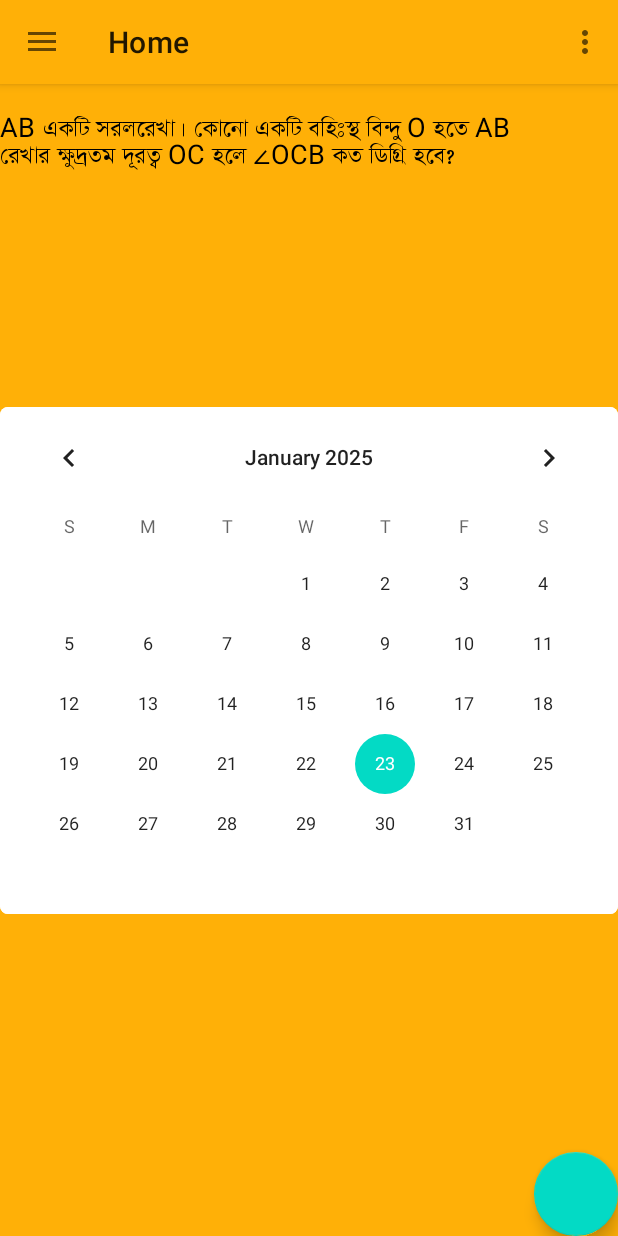
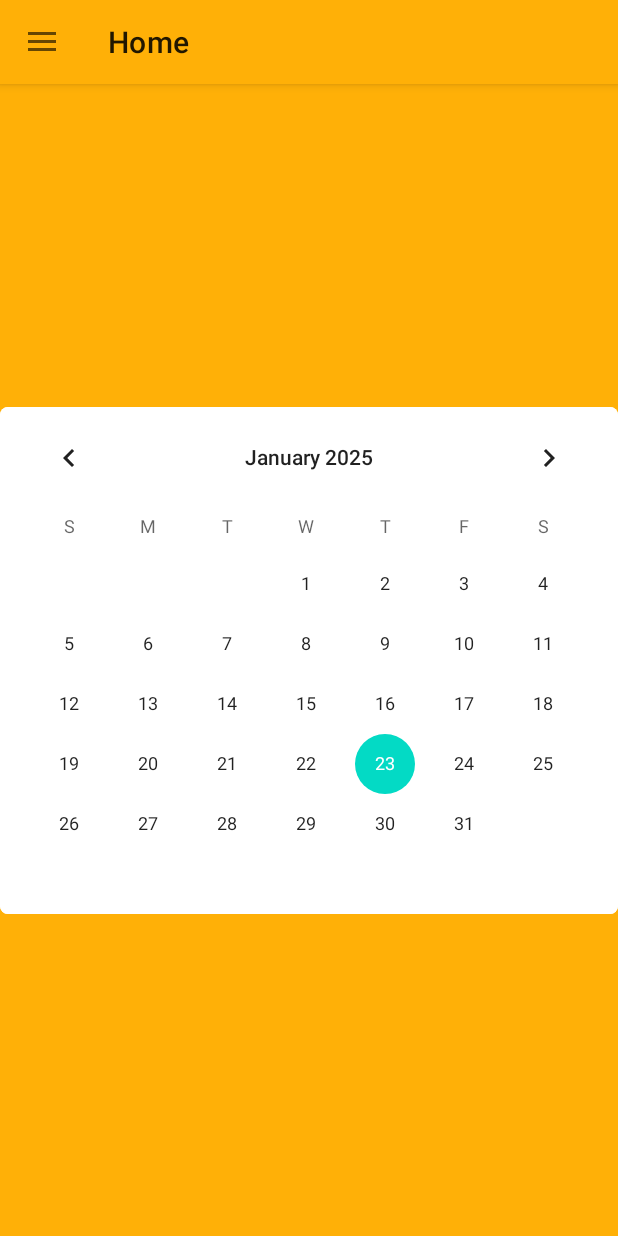
Before and after one commit to roconmachine/pulse, an Android app: the screen it shows after launch (MainActivity), on a phone screen of 412 x 824 dp. Run offline under Robolectric (Android 15) with nearby library versions, the phone set to English and light mode, and no system bars; our stand-ins replace navigation-ui.

Commit message:
from review to home

```diff
--- a/app/src/main/java/com/edu/io/pulse/MainActivity.java
+++ b/app/src/main/java/com/edu/io/pulse/MainActivity.java
@@ -1,13 +1,18 @@
 package com.edu.io.pulse;
 
+import android.content.res.Resources;
+import android.graphics.Color;
 import android.os.Bundle;
 import android.view.Menu;
 
 import com.edu.io.pulse.ui.quiz.QuizQuestion;
 import com.edu.io.pulse.utils.Database;
 import com.edu.io.pulse.utils.Util;
+import com.google.android.material.bottomnavigation.BottomNavigationView;
+import com.google.android.material.floatingactionbutton.FloatingActionButton;
 import com.google.android.material.navigation.NavigationView;
 
+import androidx.core.content.res.ResourcesCompat;
 import androidx.navigation.NavController;
 import androidx.navigation.Navigation;
 import androidx.navigation.ui.AppBarConfiguration;
@@ -16,6 +21,7 @@ import androidx.drawerlayout.widget.DrawerLayout;
 import androidx.appcompat.app.AppCompatActivity;
 
 import com.edu.io.pulse.databinding.ActivityMainBinding;
+import com.google.android.material.snackbar.Snackbar;
 
 import org.json.JSONArray;
 import org.json.JSONException;
@@ -36,9 +42,15 @@ public class MainActivity extends AppCompatActivity {
         binding = ActivityMainBinding.inflate(getLayoutInflater());
         setContentView(binding.getRoot());
 
+//        FloatingActionButton floating = findViewById(R.id.floating_btn);
+//        floating.setOnClickListener(v -> {
+//            Snackbar.make(v, "Replace with your own action", Snackbar.LENGTH_LONG)
+//                    .setAction("Action", null).show();
+//        });
         setSupportActionBar(binding.appBarMain.toolbar);
         DrawerLayout drawer = binding.drawerLayout;
         NavigationView navigationView = binding.navView;
+
         // Passing each menu ID as a set of Ids because each
         // menu should be considered as top level destinations.
         mAppBarConfiguration = new AppBarConfiguration.Builder(
@@ -49,6 +61,9 @@ public class MainActivity extends AppCompatActivity {
         NavigationUI.setupActionBarWithNavController(this, navController, mAppBarConfiguration);
         NavigationUI.setupWithNavController(navigationView, navController);
         Database.setQuestions(readQuestionsFromJson());
+        //color change in bottom navigation bar
+        getWindow().setNavigationBarColor(getColor(R.color.primary_color));
+
     }
 
     private List<QuizQuestion> readQuestionsFromJson()  {
@@ -83,7 +98,7 @@ public class MainActivity extends AppCompatActivity {
     @Override
     public boolean onCreateOptionsMenu(Menu menu) {
         // Inflate the menu; this adds items to the action bar if it is present.
-        getMenuInflater().inflate(R.menu.main, menu);
+        //getMenuInflater().inflate(R.menu.main, menu);
         return true;
     }
 
--- a/app/src/main/java/com/edu/io/pulse/core/GeometricalCanvas.java
+++ b/app/src/main/java/com/edu/io/pulse/core/GeometricalCanvas.java
@@ -8,6 +8,7 @@ import androidx.annotation.NonNull;
 import androidx.annotation.Nullable;
 
 public class GeometricalCanvas extends View {
+
 
     public GeometricalCanvas(Context context, @Nullable AttributeSet attrs) {
         super(context, attrs);
--- a/app/src/main/res/layout/content_main.xml
+++ b/app/src/main/res/layout/content_main.xml
@@ -25,8 +25,10 @@
         android:id="@+id/floating_btn"
         android:layout_width="wrap_content"
         android:layout_height="wrap_content"
+        android:contentDescription="TODO"
         app:layout_constraintBottom_toBottomOf="parent"
         app:layout_constraintEnd_toEndOf="parent"
-        >
+
+        android:visibility="invisible">
     </com.google.android.material.floatingactionbutton.FloatingActionButton>
 </androidx.constraintlayout.widget.ConstraintLayout>
--- a/app/src/main/res/layout/fragment_home.xml
+++ b/app/src/main/res/layout/fragment_home.xml
@@ -21,17 +21,18 @@
 
 
 
-    <com.edu.io.pulse.core.MultiFontTextView
-        android:id="@+id/multiFontTextView"
-        android:layout_width="match_parent"
-        android:layout_height="wrap_content"
-        android:textColor="@android:color/black"
-        android:padding="16dp"
-        android:textSize="18sp"
-        android:text="$AB $GKwU mij‡iLv| †Kv‡bv GKwU ewnt¯’ we›`y $O $n‡Z $AB $†iLvi ÿz`ªZg
-`~iZ¡ $OC $n‡j $∠OCB $KZ wWwMÖ n‡e?"
 
-        />
+<!--    <com.edu.io.pulse.core.MultiFontTextView-->
+<!--        android:id="@+id/multiFontTextView"-->
+<!--        android:layout_width="match_parent"-->
+<!--        android:layout_height="wrap_content"-->
+<!--        android:textColor="@android:color/black"-->
+<!--        android:padding="16dp"-->
+<!--        android:textSize="18sp"-->
+<!--        android:text="$AB $GKwU mij‡iLv| †Kv‡bv GKwU ewnt¯’ we›`y $O $n‡Z $AB $†iLvi ÿz`ªZg-->
+<!--`~iZ¡ $OC $n‡j $∠OCB $KZ wWwMÖ n‡e?"-->
+
+<!--        />-->
 
 
 
--- a/app/src/main/res/values/strings.xml
+++ b/app/src/main/res/values/strings.xml
@@ -5,7 +5,7 @@
     <string name="nav_header_title">Android Studio</string>
     <string name="nav_header_subtitle">android.studio@android.com</string>
     <string name="nav_header_desc">Navigation header</string>
-    <string name="action_settings">Settings</string>
+    <string name="action_settings">Done</string>
 
     <string name="menu_home">Home</string>
     <!--    <string name="menu_gallery">Gallery</string>-->
```
Also changed, not shown: app/src/main/java/com/edu/io/pulse/ui/reviews/ReviewFragment.java (+24 -0 lines).
